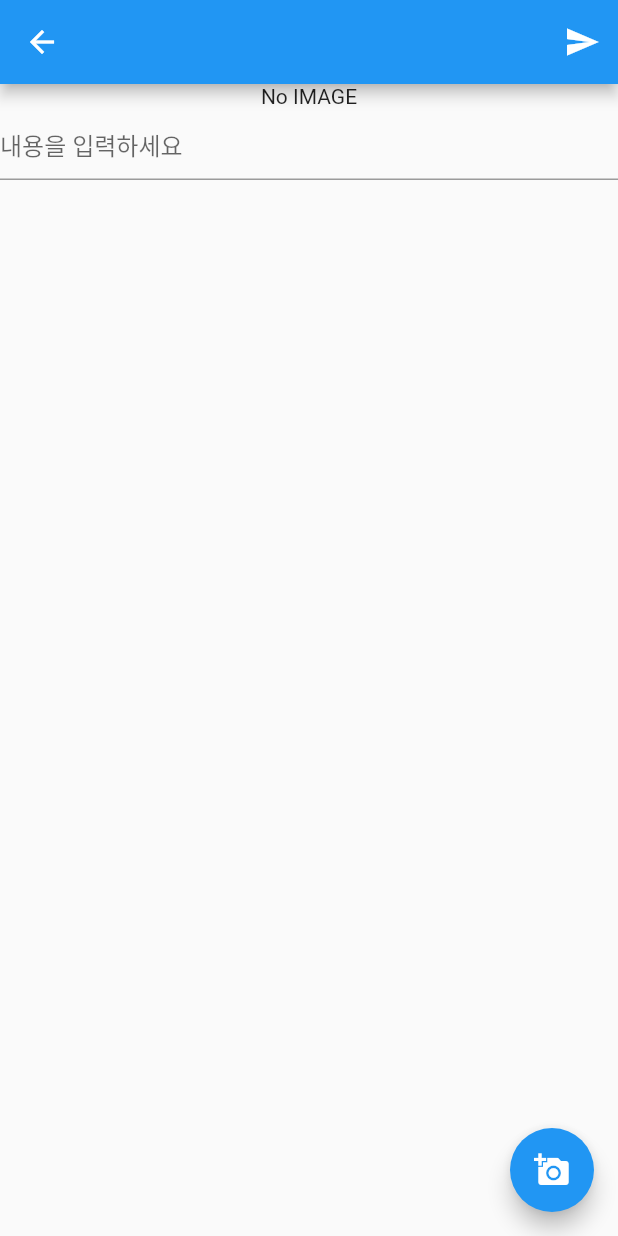
After one commit to ParkJunSoung/Instagram-clon, a Flutter app: the CreatePage screen opened directly, after a tap on the "add a photo" icon, on a phone screen of 412 x 824 dp. The commit adds this screen. Run offline on Flutter 3.47's test engine with Material 2 defaults, Android fonts, the phone set to English and light mode, and no system bars; our stand-ins replace image_picker.

Commit message:
Create 페이지 UI작성

```diff
--- /dev/null
+++ b/lib/createPage.dart
@@ -0,0 +1,52 @@
+import 'dart:io';
+import 'package:flutter/material.dart';
+import 'package:image_picker/image_picker.dart';
+class CreatePage extends StatefulWidget {
+  @override
+  _CreatePageState createState() => _CreatePageState();
+}
+
+class _CreatePageState extends State<CreatePage> {
+  final textEditingController = TextEditingController();
+  File _image;
+ @override
+  void dispose() {
+   textEditingController.dispose();
+    super.dispose();
+  }
+  @override
+
+  Widget build(BuildContext context) {
+    return Scaffold(
+      appBar: AppBar(
+     actions: [
+       IconButton(icon: Icon(Icons.send), onPressed: (){})
+     ],
+      ),
+      body: _buildBody(),
+      floatingActionButton: FloatingActionButton(onPressed: _getImage,
+      child: Icon(Icons.add_a_photo),),
+    );
+  }
+
+ Widget _buildBody() {
+    return SingleChildScrollView(
+      child: Column(
+      children: [
+        _image == null ? Text('No IMAGE') : Image.file(_image),
+        TextField(
+          decoration: InputDecoration(hintText: '내용을 입력하세요'),
+          controller: textEditingController,
+        )
+      ],
+    ),
+    );
+ }
+
+Future _getImage() async {
+  File image = await ImagePicker.pickImage(source: ImageSource.gallery);
+  setState(() {
+    _image = image;
+  });
+ }
+}
--- a/lib/searchPage.dart
+++ b/lib/searchPage.dart
@@ -1,6 +1,6 @@
 
 import 'package:flutter/material.dart';
-import 'package:instagram_clon/createPage.dart';
+import 'package:instagramclon/createPage.dart';
 
 class SearchPage extends StatefulWidget {
   @override
--- a/pubspec.yaml
+++ b/pubspec.yaml
@@ -28,6 +28,7 @@ dependencies:
   # The following adds the Cupertino Icons font to your application.
   # Use with the CupertinoIcons class for iOS style icons.
   cupertino_icons: ^1.0.2
+  image_picker: ^0.5.0+3
 
 dev_dependencies:
   flutter_test:
```
